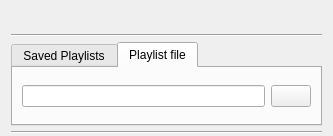
Qt form src/GUI/PlayerPlugins/PlaylistChooser/GUI_PlaylistChooser.ui (return42/sayonara) before a commit.
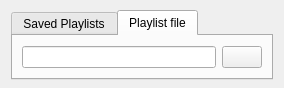
The same form after that commit. The open tabs and pages were chosen to show the change. Custom widgets are drawn as their Qt base class.

Patch:
```diff
--- a/src/GUI/PlayerPlugins/PlaylistChooser/GUI_PlaylistChooser.ui
+++ b/src/GUI/PlayerPlugins/PlaylistChooser/GUI_PlaylistChooser.ui
@@ -6,22 +6,10 @@
    <rect>
     <x>0</x>
     <y>0</y>
-    <width>333</width>
-    <height>136</height>
+    <width>284</width>
+    <height>88</height>
    </rect>
   </property>
-  <property name="sizePolicy">
-   <sizepolicy hsizetype="Preferred" vsizetype="MinimumExpanding">
-    <horstretch>0</horstretch>
-    <verstretch>0</verstretch>
-   </sizepolicy>
-  </property>
-  <property name="minimumSize">
-   <size>
-    <width>0</width>
-    <height>130</height>
-   </size>
-  </property>
   <layout class="QGridLayout" name="gridLayout">
    <property name="topMargin">
     <number>5</number>
@@ -32,8 +20,14 @@
    <property name="verticalSpacing">
     <number>5</number>
    </property>
-   <item row="2" column="0">
+   <item row="0" column="0">
     <widget class="QTabWidget" name="tabWidget">
+     <property name="sizePolicy">
+      <sizepolicy hsizetype="Expanding" vsizetype="Maximum">
+       <horstretch>0</horstretch>
+       <verstretch>0</verstretch>
+      </sizepolicy>
+     </property>
      <property name="currentIndex">
       <number>0</number>
      </property>
@@ -71,6 +65,12 @@
       </layout>
      </widget>
      <widget class="QWidget" name="tab_2">
+      <property name="sizePolicy">
+       <sizepolicy hsizetype="Preferred" vsizetype="Maximum">
+        <horstretch>0</horstretch>
+        <verstretch>0</verstretch>
+       </sizepolicy>
+      </property>
       <attribute name="title">
        <string>Playlist file</string>
       </attribute>
@@ -102,84 +102,6 @@
      </widget>
     </widget>
    </item>
-   <item row="0" column="0">
-    <layout class="QHBoxLayout" name="horizontalLayout">
-     <property name="spacing">
-      <number>7</number>
-     </property>
-     <property name="sizeConstraint">
-      <enum>QLayout::SetFixedSize</enum>
-     </property>
-     <item>
-      <widget class="QLabel" name="lab_title">
-       <property name="font">
-        <font>
-         <pointsize>11</pointsize>
-         <weight>75</weight>
-         <bold>true</bold>
-        </font>
-       </property>
-       <property name="focusPolicy">
-        <enum>Qt::StrongFocus</enum>
-       </property>
-       <property name="text">
-        <string/>
-       </property>
-      </widget>
-     </item>
-     <item>
-      <widget class="QPushButton" name="btn_close">
-       <property name="sizePolicy">
-        <sizepolicy hsizetype="MinimumExpanding" vsizetype="MinimumExpanding">
-         <horstretch>0</horstretch>
-         <verstretch>0</verstretch>
-        </sizepolicy>
-       </property>
-       <property name="minimumSize">
-        <size>
-         <width>24</width>
-         <height>24</height>
-        </size>
-       </property>
-       <property name="maximumSize">
-        <size>
-         <width>24</width>
-         <height>24</height>
-        </size>
-       </property>
-       <property name="focusPolicy">
-        <enum>Qt::StrongFocus</enum>
-       </property>
-       <property name="text">
-        <string/>
-       </property>
-       <property name="iconSize">
-        <size>
-         <width>16</width>
-         <height>16</height>
-        </size>
-       </property>
-       <property name="flat">
-        <bool>true</bool>
-       </property>
-      </widget>
-     </item>
-    </layout>
-   </item>
-   <item row="1" column="0">
-    <widget class="Line" name="line">
-     <property name="orientation">
-      <enum>Qt::Horizontal</enum>
-     </property>
-    </widget>
-   </item>
-   <item row="3" column="0">
-    <widget class="Line" name="line_2">
-     <property name="orientation">
-      <enum>Qt::Horizontal</enum>
-     </property>
-    </widget>
-   </item>
   </layout>
  </widget>
  <customwidgets>
```
Left out of the diff: 27 changed lines with no effect on the pictures.
